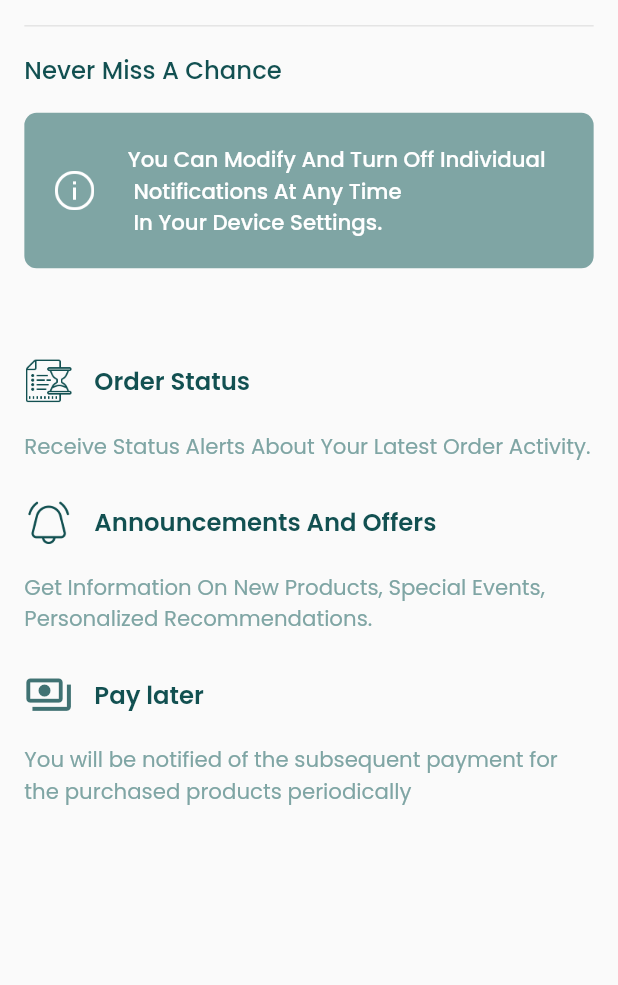
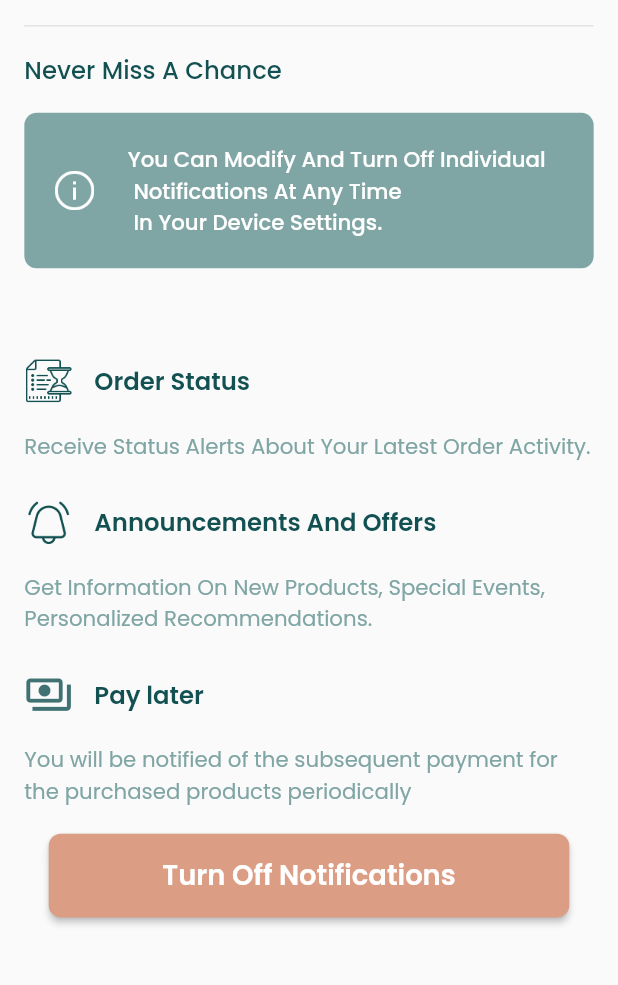
Before and after one commit to aliKadon/ghaf2, a Flutter app: the NotificationView screen opened by its route, on a phone screen of 412 x 824 dp, the part 58-1043 px from its top. Run offline on Flutter 3.47's test engine with Material 2 defaults, Android fonts, the phone set to English and light mode, and no system bars; our stand-ins replace animated_text_kit, awesome_snackbar_content, device_preview, dio, dotted_line, file_picker and 19 more; missing offline and left inert: dart:ffi, flutter_polyline_points, flutter_stripe; accounts and stored records are empty; generated files the repository leaves out were written again; project files that could hold a hidden picture were left out; key blocks and very long unbroken strings in the code were emptied for the run.

Commit message:
review edit 15

```diff
--- a/lib/app/preferences/shared_pref_controller.dart
+++ b/lib/app/preferences/shared_pref_controller.dart
@@ -25,6 +25,7 @@ enum PrefKeys {
   locationLong,
   googleUserName,
   googleEmail,
+  enableNotification,
 }
 
 class SharedPrefController {
@@ -116,6 +117,9 @@ class SharedPrefController {
     return _sharedPreferences.getDouble(PrefKeys.locationLong.toString()) ?? 54.635448;
   }
 
+  bool get enableNotifications =>
+      _sharedPreferences.getBool(PrefKeys.enableNotification.toString()) ?? true;
+
 
 
   Future<void> setUserName(String userName) async {
@@ -134,6 +138,11 @@ class SharedPrefController {
 
   Future<void> setEmail(String email) async {
     await _sharedPreferences.setString(PrefKeys.userName.name, '${email}');
+    // _sharedPreferences.setBool(PrefKeys.loggedIn.name, loggedIn);
+  }
+
+  Future<void> setEnableNotification(bool enable) async {
+      await _sharedPreferences.setBool(PrefKeys.enableNotification.toString(), enable);
     // _sharedPreferences.setBool(PrefKeys.loggedIn.name, loggedIn);
   }
 
--- a/lib/presentation/screens/notification_view.dart
+++ b/lib/presentation/screens/notification_view.dart
@@ -1,11 +1,13 @@
 import 'package:flutter/material.dart';
+import 'package:flutter_gen/gen_l10n/app_localizations.dart';
+import 'package:ghaf_application/app/preferences/shared_pref_controller.dart';
+
 import '../resources/assets_manager.dart';
 import '../resources/color_manager.dart';
 import '../resources/font_manager.dart';
 import '../resources/routes_manager.dart';
 import '../resources/styles_manager.dart';
 import '../resources/values_manager.dart';
-import 'package:flutter_gen/gen_l10n/app_localizations.dart';
 
 class NotificationView extends StatelessWidget {
   const NotificationView({Key? key}) : super(key: key);
@@ -23,7 +25,7 @@ class NotificationView extends StatelessWidget {
                 mainAxisAlignment: MainAxisAlignment.center,
                 children: [
                   GestureDetector(
-                    onTap: ()=>Navigator.pop(context),
+                    onTap: () => Navigator.pop(context),
                     child: Image.asset(
                       IconsAssets.arrow,
                       height: AppSize.s18,
@@ -59,7 +61,9 @@ class NotificationView extends StatelessWidget {
                 height: AppSize.s16,
               ),
               Container(
-               padding: EdgeInsets.all( AppPadding.p20,),
+                padding: EdgeInsets.all(
+                  AppPadding.p20,
+                ),
                 decoration: BoxDecoration(
                   color: ColorManager.grey,
                   borderRadius: BorderRadius.circular(AppRadius.r8),
@@ -70,9 +74,12 @@ class NotificationView extends StatelessWidget {
                     height: AppSize.s26,
                     width: AppSize.s26,
                   ),
-                 SizedBox(width: AppSize.s22,),
+                  SizedBox(
+                    width: AppSize.s22,
+                  ),
                   Text(
-                   AppLocalizations.of(context)!.you_can_modify_and_turn_off_individual,
+                    AppLocalizations.of(context)!
+                        .you_can_modify_and_turn_off_individual,
                     style: getMediumStyle(
                       color: ColorManager.white,
                       fontSize: FontSize.s14,
@@ -80,7 +87,9 @@ class NotificationView extends StatelessWidget {
                   ),
                 ]),
               ),
-              SizedBox(height: AppSize.s58,),
+              SizedBox(
+                height: AppSize.s58,
+              ),
               Row(
                 children: [
                   Image.asset(
@@ -88,7 +97,9 @@ class NotificationView extends StatelessWidget {
                     height: AppSize.s32,
                     width: AppSize.s32,
                   ),
-                  SizedBox(width: AppSize.s14,),
+                  SizedBox(
+                    width: AppSize.s14,
+                  ),
                   Text(
                     AppLocalizations.of(context)!.order_status,
                     style: getSemiBoldStyle(
@@ -98,7 +109,9 @@ class NotificationView extends StatelessWidget {
                   ),
                 ],
               ),
-              SizedBox(height: AppSize.s16,),
+              SizedBox(
+                height: AppSize.s16,
+              ),
               Text(
                 AppLocalizations.of(context)!.receive_status_alerts_about,
                 style: getRegularStyle(
@@ -106,7 +119,9 @@ class NotificationView extends StatelessWidget {
                   fontSize: FontSize.s14,
                 ),
               ),
-              SizedBox(height: AppSize.s24,),
+              SizedBox(
+                height: AppSize.s24,
+              ),
               Row(
                 children: [
                   Image.asset(
@@ -114,7 +129,9 @@ class NotificationView extends StatelessWidget {
                     height: AppSize.s32,
                     width: AppSize.s32,
                   ),
-                  SizedBox(width: AppSize.s14,),
+                  SizedBox(
+                    width: AppSize.s14,
+                  ),
                   Text(
                     AppLocalizations.of(context)!.announcements_and_offers,
                     style: getSemiBoldStyle(
@@ -124,7 +141,9 @@ class NotificationView extends StatelessWidget {
                   ),
                 ],
               ),
-              SizedBox(height: AppSize.s16,),
+              SizedBox(
+                height: AppSize.s16,
+              ),
               Text(
                 AppLocalizations.of(context)!.get_information_on_new_products,
                 style: getRegularStyle(
@@ -132,8 +151,9 @@ class NotificationView extends StatelessWidget {
                   fontSize: FontSize.s14,
                 ),
               ),
-
-              SizedBox(height: AppSize.s24,),
+              SizedBox(
+                height: AppSize.s24,
+              ),
               Row(
                 children: [
                   // Image.asset(
@@ -141,8 +161,12 @@ class NotificationView extends StatelessWidget {
                   //   height: AppSize.s32,
                   //   width: AppSize.s32,
                   // ),
-                  Icon(Icons.payments_outlined,size: AppSize.s32,color: ColorManager.primaryDark.withOpacity(0.8)),
-                  SizedBox(width: AppSize.s14,),
+                  Icon(Icons.payments_outlined,
+                      size: AppSize.s32,
+                      color: ColorManager.primaryDark.withOpacity(0.8)),
+                  SizedBox(
+                    width: AppSize.s14,
+                  ),
                   Text(
                     AppLocalizations.of(context)!.pay_later_notify,
                     style: getSemiBoldStyle(
@@ -152,7 +176,9 @@ class NotificationView extends StatelessWidget {
                   ),
                 ],
               ),
-              SizedBox(height: AppSize.s16,),
+              SizedBox(
+                height: AppSize.s16,
+              ),
               Text(
                 AppLocalizations.of(context)!.pay_later_description,
                 style: getRegularStyle(
@@ -160,38 +186,85 @@ class NotificationView extends StatelessWidget {
                   fontSize: FontSize.s14,
                 ),
               ),
+              SizedBox(
+                height: AppSize.s18,
+              ),
+              SharedPrefController().enableNotifications
+                  ? Container(
+                      margin: EdgeInsets.symmetric(
+                        horizontal: AppMargin.m16,
+                      ),
+                      width: double.infinity,
+                      height: AppSize.s55,
+                      child: ElevatedButton(
+                        onPressed: () {
+                          SharedPrefController()
+                              .setEnableNotification(false);
+                          Navigator.of(context).pop();
+                          ScaffoldMessenger.of(context)
+                              .showSnackBar(SnackBar(
+                            content:
+                            Text('Thank you, The notifications is Off!'),
+                            backgroundColor: Colors.green,
+                          ));
+                        },
+                        child: Text(
+                          // AppLocalizations.of(context)!.,
+                          'Turn Off Notifications',
+                          style: getSemiBoldStyle(
+                              color: ColorManager.white,
+                              fontSize: FontSize.s18),
+                        ),
+                      ),
+                    )
+                  : Column(
+                      children: [
+                        Container(
+                          margin: EdgeInsets.symmetric(
+                            horizontal: AppMargin.m16,
+                          ),
+                          width: double.infinity,
+                          height: AppSize.s55,
+                          child: ElevatedButton(
+                            onPressed: () {
+                              SharedPrefController()
+                                  .setEnableNotification(true);
+                              Navigator.of(context).pop();
+                              ScaffoldMessenger.of(context)
+                                  .showSnackBar(SnackBar(
+                                content:
+                                    Text('Thank you, The notifications is On!'),
+                                backgroundColor: Colors.green,
+                              ));
+                            },
+                            child: Text(
+                              AppLocalizations.of(context)!
+                                  .turn_on_notifications,
+                              style: getSemiBoldStyle(
+                                  color: ColorManager.white,
+                                  fontSize: FontSize.s18),
+                            ),
+                          ),
+                        ),
+                        SizedBox(
+                          height: AppSize.s18,
+                        ),
+                        Align(
+                          alignment: AlignmentDirectional.center,
+                          child: GestureDetector(
+                            onTap: () => Navigator.of(context).pop(),
+                            child: Text(
+                              AppLocalizations.of(context)!.no_thanks,
+                              style: getMediumStyle(
+                                color: ColorManager.grey,
+                                fontSize: FontSize.s14,
+                              ),
+                            ),
+                          ),
+                        ),
+                      ],
+                    )
 
-              // SizedBox(
-              //   height: AppSize.s18,
-              // ),
-              // Container(
-              //   margin: EdgeInsets.symmetric(
-              //     horizontal: AppMargin.m16,
-              //   ),
-              //   width: double.infinity,
-              //   height: AppSize.s55,
-              //   child: ElevatedButton(
-              //     onPressed: () =>Navigator.pushReplacementNamed(context, Routes.registerRoute),
-              //     child: Text(
-              //       AppLocalizations.of(context)!.turn_on_notifications,
-              //       style: getSemiBoldStyle(
-              //           color: ColorManager.white, fontSize: FontSize.s18),
-              //     ),
-              //   ),
-              // ),
-              // SizedBox(
-              //   height: AppSize.s18,
-              // ),
-              // Align(
-              //   alignment: AlignmentDirectional.center,
-              //   child: Text(
-              //     AppLocalizations.of(context)!.no_thanks,
-              //     style: getMediumStyle(
-              //       color: ColorManager.grey,
-              //       fontSize: FontSize.s14,
-              //     ),
-              //   ),
-              // ),
             ],
           ),
         ),
--- a/lib/services/firebase_messaging_service.dart
+++ b/lib/services/firebase_messaging_service.dart
@@ -1,6 +1,7 @@
 import 'dart:convert';
 
 import 'package:firebase_messaging/firebase_messaging.dart';
+import 'package:ghaf_application/app/preferences/shared_pref_controller.dart';
 
 import 'local_notifications_service.dart';
 
@@ -46,6 +47,9 @@ class FirebaseMessagingService {
       print(message.notification?.body);
       RemoteNotification? notification = message.notification;
       if (notification != null) {
+        print('=====================================enableNotifications');
+        print(SharedPrefController().enableNotifications);
+        if (SharedPrefController().enableNotifications) {
           _localNotificationsService?.showNotification(
             notification.title,
             notification.body,
@@ -53,6 +57,8 @@ class FirebaseMessagingService {
               message.toMap(),
             ),
           );
+        }
+
       }
     });
     FirebaseMessaging.onMessageOpenedApp.listen((message) {
```
Also changed, not shown: lib/presentation/screens/register_view/register_view.dart (+0 -21 lines). Lines whose indentation alone changed are shown as unchanged.
